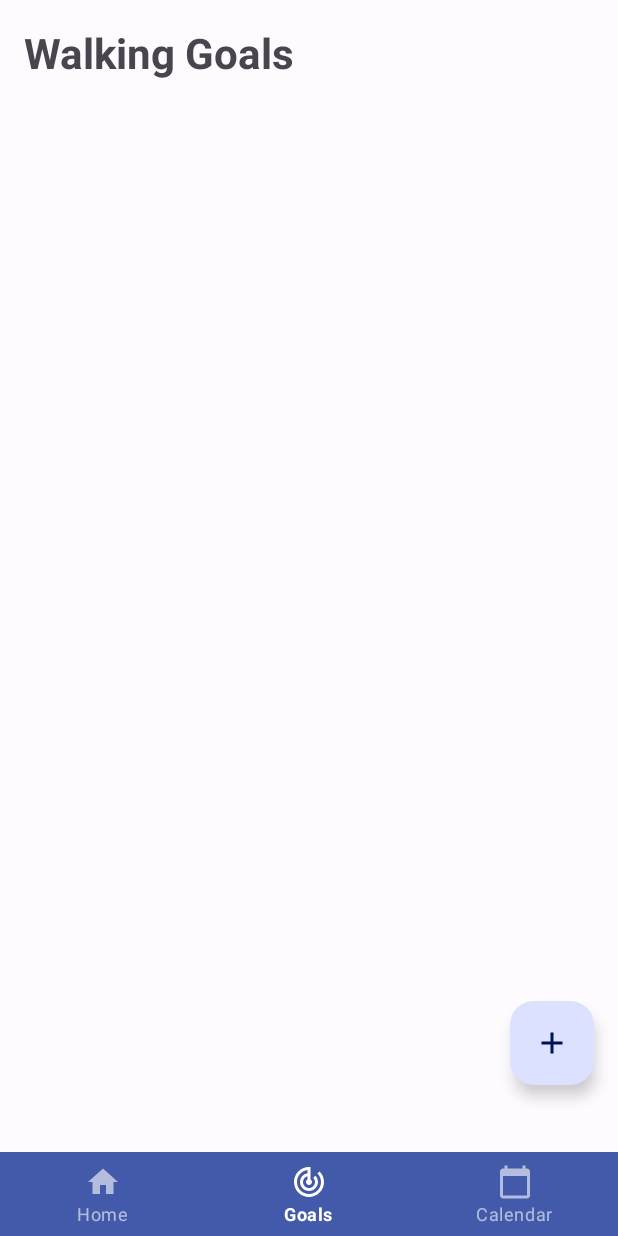
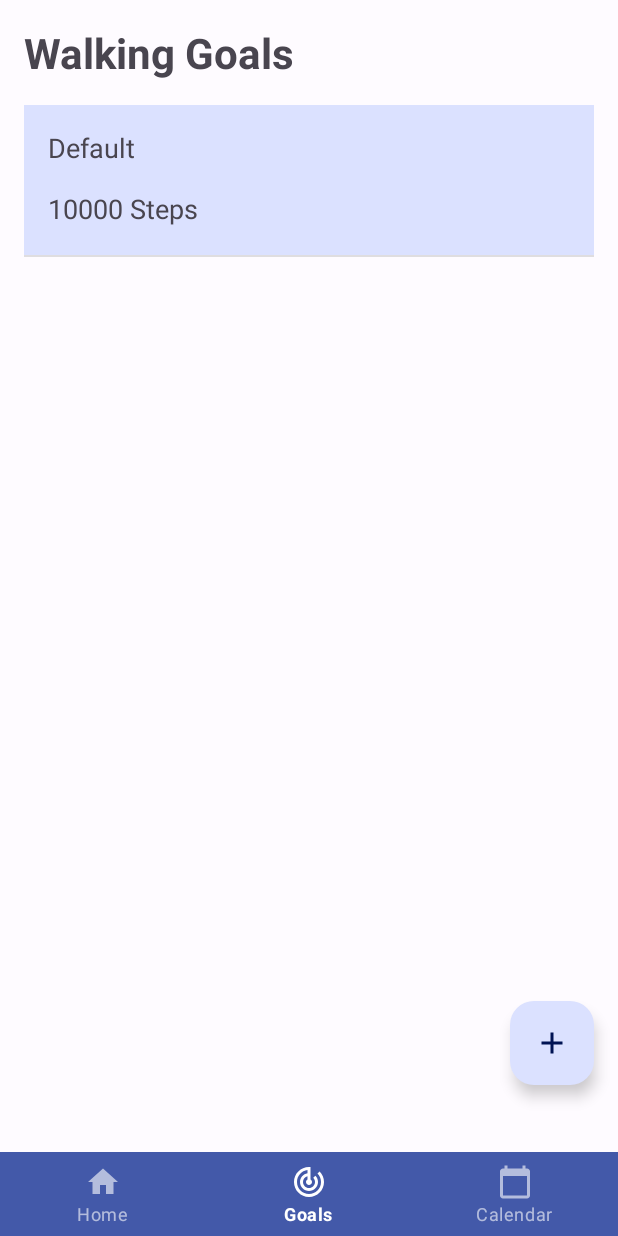
Before and after one commit to Blair-Mckenzie/AGSR, an Android app: the screen it shows after launch (MainActivity), item 2 of the bottom bar chosen, on a phone screen of 412 x 824 dp. Run offline under Robolectric (Android 15) with nearby library versions, the phone set to English and light mode, and no system bars; our stand-ins replace Room's generated code, navigation-ui.

Commit message:
Deafult goal created and set as active if list is empty on app launch

```diff
--- a/app/src/main/java/com/example/agsr/AGSRDatabase.java
+++ b/app/src/main/java/com/example/agsr/AGSRDatabase.java
@@ -8,12 +8,14 @@ import androidx.room.Room;
 import androidx.room.RoomDatabase;
 import androidx.sqlite.db.SupportSQLiteDatabase;
 
+import java.util.ArrayList;
 import java.util.List;
 import java.util.concurrent.ExecutorService;
 import java.util.concurrent.Executors;
 
 @Database(entities = {Target.class, Walk.class},version = 2,exportSchema = false)
 public abstract class AGSRDatabase  extends RoomDatabase {
+    @SuppressWarnings("WeakerAccess")
     public abstract TargetDao targetDao();
     public abstract WalkDao walkDao();
 
@@ -25,35 +27,39 @@ public abstract class AGSRDatabase  extends RoomDatabase {
         if (INSTANCE == null) {
             synchronized (AGSRDatabase.class) {
                 if (INSTANCE == null) {
-                    INSTANCE = Room.databaseBuilder(context.getApplicationContext(), AGSRDatabase.class, "AGSR_database").build();
+                    INSTANCE = Room.databaseBuilder(context.getApplicationContext(), AGSRDatabase.class, "AGSR_database").addCallback(sRoomDatabaseCallback).build();
                 }
             }
         }
         return INSTANCE;
     }
 
-//        private static RoomDatabase.Callback sRoomDatabaseCallback = new RoomDatabase.Callback() {
-//        @Override
-//        public void onCreate(@NonNull SupportSQLiteDatabase db) {
-//            super.onCreate(db);
-//
-//////            // If you want to keep data through app restarts,
-//////            // comment out the following block
-//            databaseWriteExecutor.execute(() -> {
-////                // Populate the database in the background.
-////                // If you want to start with more words, just add them.
+        private static RoomDatabase.Callback sRoomDatabaseCallback = new RoomDatabase.Callback() {
+        @Override
+        public void onOpen(@NonNull SupportSQLiteDatabase db) {
+            super.onOpen(db);
+
+////            // If you want to keep data through app restarts,
+////            // comment out the following block
+            databaseWriteExecutor.execute(() -> {
+//                // Populate the database in the background.
+//                // If you want to start with more words, just add them.
+                    TargetDao dao = INSTANCE.targetDao();
+                    Target [] allTargets = dao.getAllTargets();
+                    if(allTargets.length == 0){
+                        Target defaultTarget = new Target("Default",10000,true);
+                        dao.insert(defaultTarget);
+                    }
+
+
+
+////                dao.deleteAll();
 ////
-//                TargetDao dao = INSTANCE.targetDao();
-//                Target defaultTarget = new Target("Default",10000,true);
-//                dao.insert(defaultTarget);
-//
-//////                dao.deleteAll();
-//////
-//////                Target target1 = new Target("Ambitious",10000,false);
-//////                dao.insert(target1);
-//////                Target target2 = new Target("Lazy as fuck",1000,false);
-//////                dao.insert(target2);
-//            });
-//        }
-//    };
+////                Target target1 = new Target("Ambitious",10000,false);
+////                dao.insert(target1);
+////                Target target2 = new Target("Lazy as fuck",1000,false);
+////                dao.insert(target2);
+            });
+        }
+    };
 }
--- a/app/src/main/java/com/example/agsr/TargetAdapter.java
+++ b/app/src/main/java/com/example/agsr/TargetAdapter.java
@@ -45,9 +45,13 @@ public class TargetAdapter extends ListAdapter<Target, TargetAdapter.TargetViewH
 
     @Override
     public void onBindViewHolder(@NonNull TargetViewHolder holder, int position) {
-        Target target = getItem(position);
-        holder.targetTitleView.setText(target.getTitle());
-        holder.targetNumStepsView.setText(MessageFormat.format("{0} Steps", String.valueOf(target.getNumSteps())));
+        Target updatedTarget = getItem(position);
+        holder.targetTitleView.setText(updatedTarget.getTitle());
+        holder.targetNumStepsView.setText(MessageFormat.format("{0} Steps", String.valueOf(updatedTarget.getNumSteps())));
+        int id = updatedTarget.getId();
+        Target target = new Target(updatedTarget.getTitle(), updatedTarget.getNumSteps(), false);
+        target.setId(id);
+//        targetViewModel.update(target);
         if (selectedPosition == holder.getAdapterPosition()) {
             holder.targetLayout.setBackgroundColor(Color.parseColor("#DBE1FF"));
             holder.deleteButton.setVisibility(View.INVISIBLE);
@@ -62,6 +66,7 @@ public class TargetAdapter extends ListAdapter<Target, TargetAdapter.TargetViewH
         fragment_targets.targetViewModel.update(target);
         holder.targetLayout.setOnClickListener(view -> {
             selectedPosition = holder.getAdapterPosition();
+//            fragment_targets.targetViewModel.update(target);
             notifyDataSetChanged();
         });
     }
@@ -91,6 +96,11 @@ public class TargetAdapter extends ListAdapter<Target, TargetAdapter.TargetViewH
                 int position = getAdapterPosition();
                 listener.onEditClick(position);
             });
+//            targetLayout.setOnClickListener(view -> {
+//                int position = getAdapterPosition();
+//                listener.onClick(position);
+//            });
+
         }
     }
 
--- a/app/src/main/java/com/example/agsr/TargetDao.java
+++ b/app/src/main/java/com/example/agsr/TargetDao.java
@@ -23,4 +23,7 @@ public interface TargetDao {
 
     @Query("SELECT * FROM target_table")
     LiveData<List<Target>> getTargets();
+
+    @Query("SELECT * FROM target_table")
+    public Target[] getAllTargets();
 }
--- a/app/src/main/java/com/example/agsr/WalkingAdapter.java
+++ b/app/src/main/java/com/example/agsr/WalkingAdapter.java
@@ -40,7 +40,6 @@ public class WalkingAdapter extends ListAdapter<Walk,WalkingAdapter.WalkViewHold
         Walk walk = getItem(position);
         holder.walkTitleView.setText(walk.getTitle());
         holder.walkNumStepsView.setText(MessageFormat.format("{0} Steps",String.valueOf(walk.getNumSteps())));
-
     }
 
     public class WalkViewHolder extends RecyclerView.ViewHolder {
--- a/app/src/main/java/com/example/agsr/fragment_home.java
+++ b/app/src/main/java/com/example/agsr/fragment_home.java
@@ -39,7 +39,6 @@ public class fragment_home extends Fragment {
     public static int numSteps;
     private static int goal = 10000;
 
-    String message;
     Target activeTarget;
     private ProgressBar progressBar;
     private TextView displayCurrentSteps;
@@ -67,22 +66,17 @@ public class fragment_home extends Fragment {
         recyclerView.postDelayed(() -> {
             if (adapter.getCurrentList().size() != 0) {
                 numSteps = adapter.getCurrentList().get(adapter.getCurrentList().size() - 1).getCurrentSteps();
-            }
-            else{
+            } else {
                 numSteps = 0;
             }
             updateProgressBar();
-        },100);
+        }, 100);
     }
 
     @Override
     public void onCreate(Bundle savedInstanceState) {
         super.onCreate(savedInstanceState);
         LocalBroadcastManager.getInstance(this.getContext()).registerReceiver(receiver, new IntentFilter("sendData"));
-//        if(sharedPref != null){
-//            numSteps = sharedPref.getInt("currentSteps",0);
-//            updateProgressBar();
-//        }
     }
 
     @Override
@@ -113,12 +107,6 @@ public class fragment_home extends Fragment {
         dateFormat = new SimpleDateFormat("EEE  dd/MM/yyyy");
         date = dateFormat.format(calendar.getTime());
         dateTimeDisplay.setText(date);
-        if (adapter.getCurrentList().size() != 0) {
-            numSteps = adapter.getCurrentList().get(adapter.getCurrentList().size() - 1).getCurrentSteps();
-        }else{
-            numSteps = 0;
-        }
-        updateProgressBar();
 
         addStepsButton.setOnClickListener(view1 -> {
             if (isEmptyInput(addStepsTextview) && isEmptyInput(addActivityName)) {
@@ -146,7 +134,7 @@ public class fragment_home extends Fragment {
 
     public void updateProgressBar() {
         double prog = (((double) numSteps / (double) goal) * 100);
-        progressBar.setProgress((int) prog,true);
+        progressBar.setProgress((int) prog, true);
         displayCurrentSteps.setText(MessageFormat.format("{0} / {1}", String.valueOf(numSteps), goal));
         displayPercentage.setText(MessageFormat.format("{0} %", String.valueOf(Math.round(prog))));
     }
@@ -159,7 +147,7 @@ public class fragment_home extends Fragment {
         @Override
         public void onReceive(Context context, Intent intent) {
             activeTarget = (Target) intent.getSerializableExtra("target");
-            if(activeTarget != null){
+            if (activeTarget != null) {
                 goalName.setText(activeTarget.getTitle());
                 goal = activeTarget.getNumSteps();
                 updateProgressBar();
--- a/app/src/main/java/com/example/agsr/fragment_targets.java
+++ b/app/src/main/java/com/example/agsr/fragment_targets.java
@@ -3,8 +3,6 @@ package com.example.agsr;
 import android.content.Intent;
 import android.graphics.Color;
 import android.os.Bundle;
-import android.os.Parcelable;
-import android.util.SparseBooleanArray;
 import android.view.LayoutInflater;
 import android.view.View;
 import android.view.ViewGroup;
@@ -15,7 +13,6 @@ import android.widget.TextView;
 import android.widget.Toast;
 
 import androidx.annotation.NonNull;
-import androidx.annotation.Nullable;
 import androidx.appcompat.app.AlertDialog;
 import androidx.fragment.app.Fragment;
 import androidx.lifecycle.ViewModelProvider;
@@ -26,7 +23,6 @@ import androidx.recyclerview.widget.RecyclerView;
 
 import com.google.android.material.floatingactionbutton.FloatingActionButton;
 
-import java.io.Serializable;
 import java.util.List;
 import java.util.Objects;
 
@@ -34,10 +30,10 @@ public class fragment_targets extends Fragment {
 
     private RecyclerView recyclerView;
     public static TargetViewModel targetViewModel;
-    TargetAdapter adapter;
+    public TargetAdapter adapter;
 
     private int activeTarget = -1;
-    private String Targets;
+    private int selectedPosition = -1;
 
     public fragment_targets() {
         // Required empty public constructor
@@ -67,26 +63,30 @@ public class fragment_targets extends Fragment {
                 }
             }
         }
+        if(activeTarget != -1){
             sendData(currentList.get(activeTarget));
             outState.putInt("position",activeTarget);
+        }
+
         super.onSaveInstanceState(outState);
     }
 
     @Override
     public void onResume() {
         super.onResume();
+        recyclerView.postDelayed(() -> {
             List<Target> currentList = adapter.getCurrentList();
             if (currentList.size() != 0) {
                 if(activeTarget != -1){
-                View v = Objects.requireNonNull(recyclerView.findViewHolderForAdapterPosition(activeTarget)).itemView;
-                LinearLayout goalLayout = v.findViewById(R.id.target_layout);
-                Button deleteButton = v.findViewById(R.id.target_delete_button);
-                Button editButton = v.findViewById(R.id.target_edit_button);
-                deleteButton.setVisibility(View.INVISIBLE);
-                editButton.setVisibility(View.INVISIBLE);
-                goalLayout.setBackgroundColor(Color.parseColor("#DBE1FF"));
+                    highlightTarget(activeTarget);
+                    return;
+                }
+                if(currentList.get(0).getTitle().equals("Default")){
+                    highlightTarget(0);
                 }
             }
+        }, 100);
+
     }
 
     @Override
@@ -108,6 +108,12 @@ public class fragment_targets extends Fragment {
             public void onEditClick(int position) {
                 showPopupDialog("Edit Goal", 'e', view, position);
             }
+
+//            @Override
+//            public void onClick(int position){
+//
+//            }
+
         });
         return view;
 
@@ -210,5 +216,14 @@ public class fragment_targets extends Fragment {
         LocalBroadcastManager.getInstance(this.getContext()).sendBroadcast(intent);
     }
 
+    private void highlightTarget(int position){
+        View v = Objects.requireNonNull(recyclerView.findViewHolderForAdapterPosition(position)).itemView;
+        LinearLayout goalLayout = v.findViewById(R.id.target_layout);
+        Button deleteButton = v.findViewById(R.id.target_delete_button);
+        Button editButton = v.findViewById(R.id.target_edit_button);
+        deleteButton.setVisibility(View.INVISIBLE);
+        editButton.setVisibility(View.INVISIBLE);
+        goalLayout.setBackgroundColor(Color.parseColor("#DBE1FF"));
+    }
 
 }
```
Lines whose indentation alone changed are shown as unchanged.
